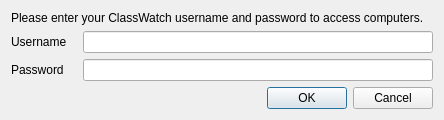
Old version of the form core/src/PasswordDialog.ui in the repository infolevishcoders-web/classwatch.
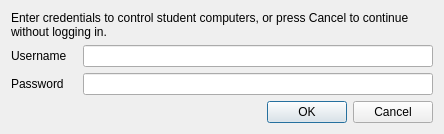
New version of the form. Icons and pictures are not drawn.

Commit message: Clarify logon dialog: Cancel continues without credentials

Patch:
```diff
--- a/core/src/PasswordDialog.ui
+++ b/core/src/PasswordDialog.ui
@@ -13,7 +13,7 @@
    <item>
     <widget class="QLabel" name="label">
      <property name="text">
-      <string>Please enter your ClassWatch username and password to access computers.</string>
+      <string>Enter credentials to control student computers, or press Cancel to continue without logging in.</string>
      </property>
      <property name="wordWrap">
       <bool>true</bool>
```
